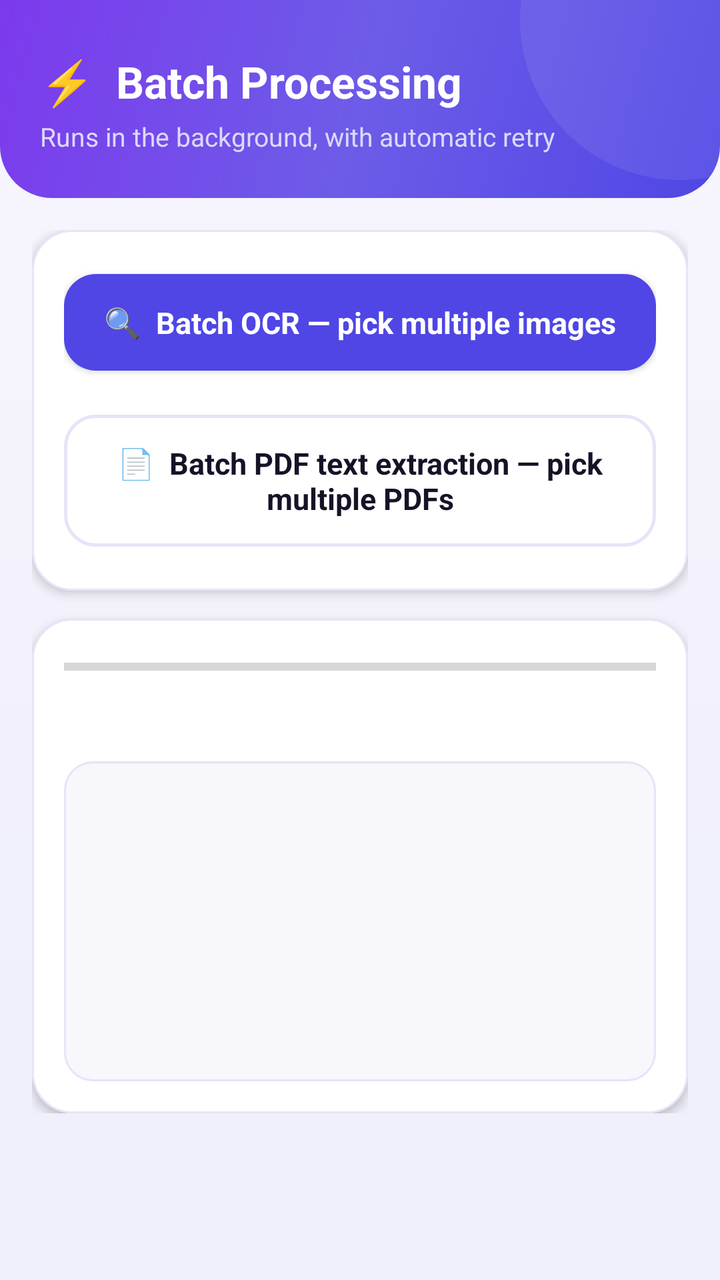
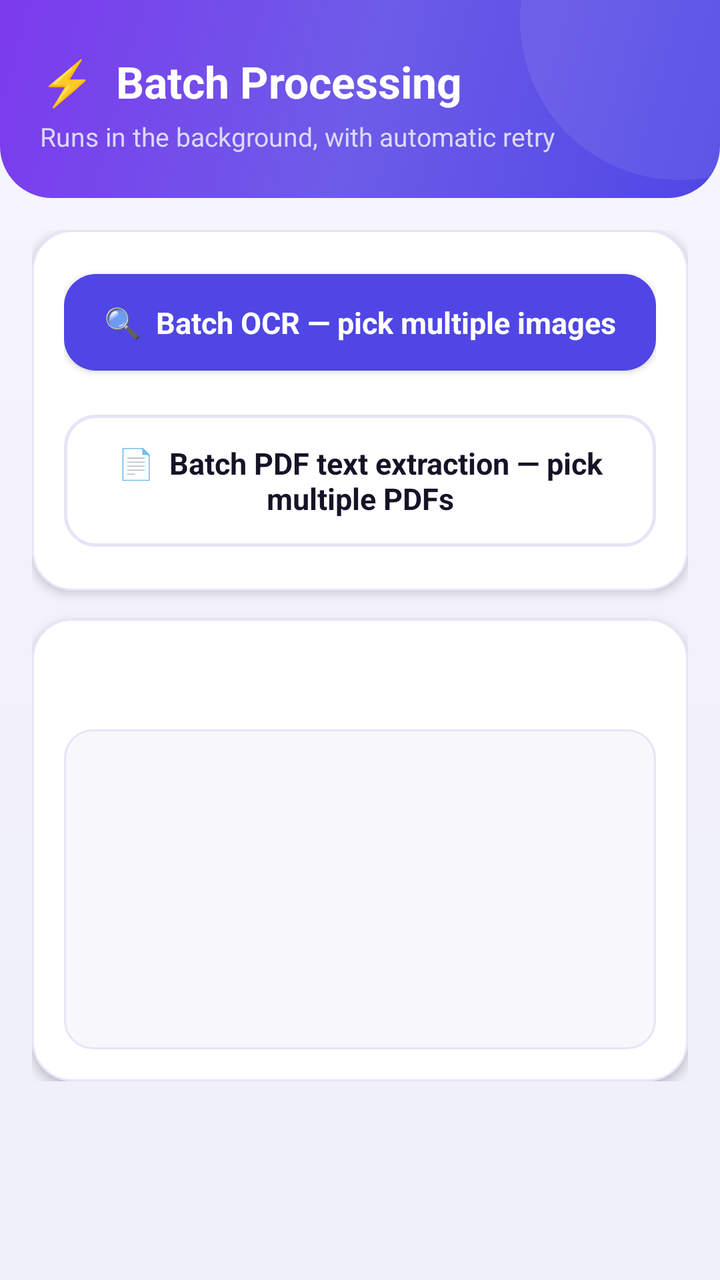

An Android layout rendered at two revisions. The XML below is the earlier revision; the diff shows what the commit changed to produce the second picture.
<!-- AndroidManifest.xml: application theme Theme.DataToolkit -->
<!-- res/layout/activity_batch_processing.xml -->
<?xml version="1.0" encoding="utf-8"?>
<ScrollView xmlns:android="http://schemas.android.com/apk/res/android"
    android:layout_width="match_parent"
    android:layout_height="match_parent"
    android:clipToPadding="false">

    <LinearLayout
        android:layout_width="match_parent"
        android:layout_height="wrap_content"
        android:orientation="vertical">

        <FrameLayout
            android:layout_width="match_parent"
            android:layout_height="wrap_content"
            android:background="@drawable/bg_header_flat"
            android:paddingStart="20dp" android:paddingEnd="20dp"
            android:paddingTop="26dp" android:paddingBottom="22dp">
            <LinearLayout android:layout_width="match_parent" android:layout_height="wrap_content" android:orientation="vertical">
                <TextView android:layout_width="wrap_content" android:layout_height="wrap_content"
                    android:text="⚡  Batch Processing" android:textColor="@color/text_on_primary" android:textSize="22sp" android:textStyle="bold" />
                <TextView android:layout_width="wrap_content" android:layout_height="wrap_content" android:layout_marginTop="4dp"
                    android:text="Runs in the background, with automatic retry" android:textColor="@color/text_on_primary_muted" android:textSize="13sp" />
            </LinearLayout>
        </FrameLayout>

        <LinearLayout
            android:layout_width="match_parent"
            android:layout_height="wrap_content"
            android:orientation="vertical"
            android:padding="16dp">

            <com.google.android.material.card.MaterialCardView style="@style/Widget.App.Card" android:layout_width="match_parent" android:layout_height="wrap_content" android:layout_marginBottom="14dp">
                <LinearLayout android:layout_width="match_parent" android:layout_height="wrap_content" android:orientation="vertical">
                    <com.google.android.material.button.MaterialButton
                        android:id="@+id/btnBatchOcr"
                        style="@style/Widget.App.Button.Primary"
                        android:layout_width="match_parent" android:layout_height="wrap_content"
                        android:layout_marginBottom="10dp"
                        android:text="🔍  Batch OCR — pick multiple images" />

                    <com.google.android.material.button.MaterialButton
                        android:id="@+id/btnBatchPdf"
                        style="@style/Widget.App.Button.Outlined"
                        android:layout_width="match_parent" android:layout_height="wrap_content"
                        android:text="📄  Batch PDF text extraction — pick multiple PDFs" />
                </LinearLayout>
            </com.google.android.material.card.MaterialCardView>

            <com.google.android.material.card.MaterialCardView style="@style/Widget.App.Card" android:layout_width="match_parent" android:layout_height="wrap_content">
                <LinearLayout android:layout_width="match_parent" android:layout_height="wrap_content" android:orientation="vertical">
                    <ProgressBar
                        android:id="@+id/progressBar"
                        style="?android:attr/progressBarStyleHorizontal"
                        android:layout_width="match_parent"
                        android:layout_height="wrap_content"
                        android:progressTint="@color/primary"
                        android:max="100" />

                    <TextView android:id="@+id/tvStatus" android:layout_width="match_parent" android:layout_height="wrap_content"
                        android:layout_marginTop="10dp" android:textColor="@color/text_secondary" android:textSize="12.5sp" />

                    <TextView
                        android:id="@+id/tvLog"
                        android:layout_width="match_parent"
                        android:layout_height="wrap_content"
                        android:minHeight="160dp"
                        android:layout_marginTop="12dp"
                        android:background="@drawable/bg_input_field"
                        android:fontFamily="monospace"
                        android:textSize="12sp" />
                </LinearLayout>
            </com.google.android.material.card.MaterialCardView>

        </LinearLayout>
    </LinearLayout>
</ScrollView>
<!-- resources referenced by this layout -->
<resources>
  <color name="primary">#4F46E5</color>
  <color name="text_on_primary">#FFFFFF</color>
  <color name="text_on_primary_muted">#DCD9FB</color>
  <color name="text_secondary">#68647E</color>
  <!-- drawable bg_input_field (drawable) -->
  <?xml version="1.0" encoding="utf-8"?>
  <shape xmlns:android="http://schemas.android.com/apk/res/android" android:shape="rectangle">
      <solid android:color="@color/surface_muted" />
      <stroke android:width="1dp" android:color="@color/stroke" />
      <corners android:radius="14dp" />
      <padding android:left="12dp" android:top="12dp" android:right="12dp" android:bottom="12dp" />
  </shape>
  <style name="Widget.App.Button.Outlined" parent="Widget.MaterialComponents.Button.OutlinedButton">
          <item name="strokeColor">@color/stroke</item>
          <item name="strokeWidth">1.5dp</item>
          <item name="cornerRadius">16dp</item>
          <item name="android:textColor">@color/text_primary</item>
          <item name="android:textAllCaps">false</item>
          <item name="android:textStyle">bold</item>
          <item name="android:textSize">15sp</item>
          <item name="android:paddingTop">14dp</item>
          <item name="android:paddingBottom">14dp</item>
          <item name="rippleColor">@color/icon_chip_bg</item>
          <item name="android:paddingStart">18dp</item>
          <item name="android:paddingEnd">18dp</item>
      </style>
  <style name="Widget.App.Button.Primary" parent="Widget.MaterialComponents.Button">
          <item name="backgroundTint">@color/primary</item>
          <item name="cornerRadius">16dp</item>
          <item name="android:textAllCaps">false</item>
          <item name="android:textStyle">bold</item>
          <item name="android:textSize">15sp</item>
          <item name="android:letterSpacing">0</item>
          <item name="android:paddingTop">14dp</item>
          <item name="android:paddingBottom">14dp</item>
          <item name="rippleColor">@color/ripple_on_primary</item>
          <item name="elevation">2dp</item>
      </style>
  <style name="Widget.App.Card" parent="Widget.MaterialComponents.CardView">
          <item name="cardCornerRadius">20dp</item>
          <item name="cardElevation">3dp</item>
          <item name="cardBackgroundColor">@color/surface</item>
          <item name="strokeColor">@color/stroke</item>
          <item name="strokeWidth">1dp</item>
          <item name="contentPadding">16dp</item>
          <item name="rippleColor">@color/icon_chip_bg</item>
      </style>
  <color name="gradient_start">#4F46E5</color>
  <color name="gradient_mid">#6D5CE8</color>
  <color name="gradient_end">#7C3AED</color>
  <color name="surface_muted">#F7F7FC</color>
  <color name="stroke">#E7E4F7</color>
  <color name="text_primary">#161327</color>
  <color name="icon_chip_bg">#EDE9FE</color>
  <color name="ripple_on_primary">#33FFFFFF</color>
  <color name="surface">#FFFFFF</color>
  <color name="primary_dark">#3730A3</color>
  <color name="secondary">#7C3AED</color>
  <color name="accent">#F59E0B</color>
  <!-- drawable bg_app_gradient (drawable) -->
  <?xml version="1.0" encoding="utf-8"?>
  <layer-list xmlns:android="http://schemas.android.com/apk/res/android">
      <item>
          <shape android:shape="rectangle">
              <gradient
                  android:type="linear"
                  android:angle="90"
                  android:startColor="@color/background_alt"
                  android:centerColor="@color/background"
                  android:endColor="@color/background_soft" />
          </shape>
      </item>
  </layer-list>
  <color name="background">#F3F1FB</color>
  <color name="background_alt">#EEF0FA</color>
  <color name="background_soft">#F7F5FC</color>
  <!-- unchanged entries left out for length: 2 -->
</resources>

<!-- the commit's change to res/layout/activity_batch_processing.xml (unified diff, before → after) -->
@@ -54,7 +54,8 @@
                         android:layout_width="match_parent"
                         android:layout_height="wrap_content"
                         android:progressTint="@color/primary"
-                        android:max="100" />
+                        android:max="100"
+                        android:visibility="gone" />
 
                     <TextView android:id="@+id/tvStatus" android:layout_width="match_parent" android:layout_height="wrap_content"
                         android:layout_marginTop="10dp" android:textColor="@color/text_secondary" android:textSize="12.5sp" />
